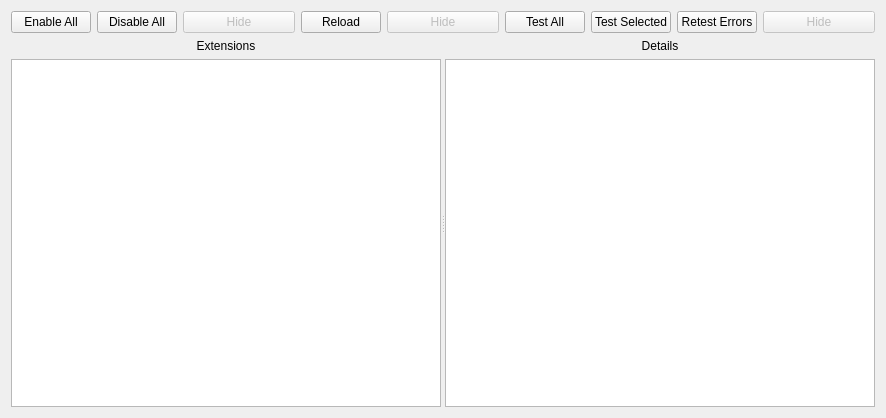
The window that Plugins/GUI/x4c_gui_extensions_tab.ui (bvbohnen/X4_Customizer) describes before a commit, drawn with Qt 5.
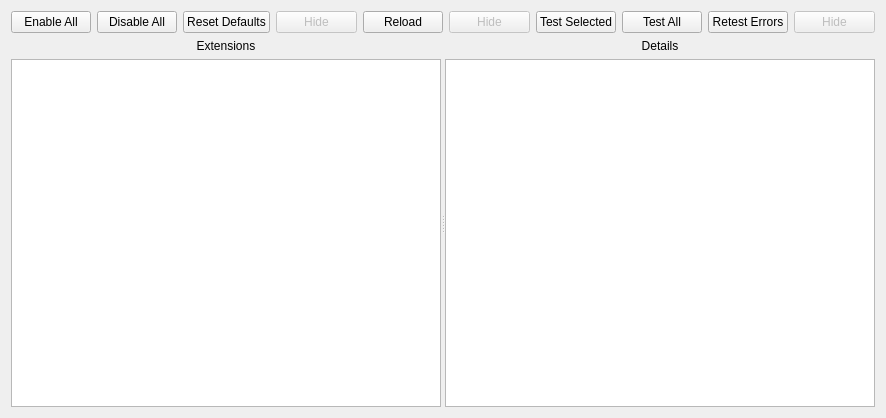
The same window after the commit.

Commit message: Further development and debugging of the extensions tab, testing with 100 nexus mods.  A little more polish pending before release.

```diff
--- a/Plugins/GUI/x4c_gui_extensions_tab.ui
+++ b/Plugins/GUI/x4c_gui_extensions_tab.ui
@@ -73,6 +73,13 @@
          </property>
         </widget>
        </item>
+       <item>
+        <widget class="QPushButton" name="w_button_reset_defaults">
+         <property name="text">
+          <string>Reset Defaults</string>
+         </property>
+        </widget>
+       </item>
        <item>
         <widget class="QPushButton" name="w_hide_3">
          <property name="enabled">
@@ -112,13 +119,6 @@
          </property>
         </widget>
        </item>
-       <item>
-        <widget class="QPushButton" name="w_button_test_all">
-         <property name="text">
-          <string>Test All</string>
-         </property>
-        </widget>
-       </item>
        <item>
         <widget class="QPushButton" name="w_button_test_selected">
          <property name="text">
@@ -126,6 +126,13 @@
          </property>
         </widget>
        </item>
+       <item>
+        <widget class="QPushButton" name="w_button_test_all">
+         <property name="text">
+          <string>Test All</string>
+         </property>
+        </widget>
+       </item>
        <item>
         <widget class="QPushButton" name="w_button_retest_errors">
          <property name="text">
```
Left out of the diff: 4 changed lines with no effect on the pictures. The commit also changes 15 other files.
